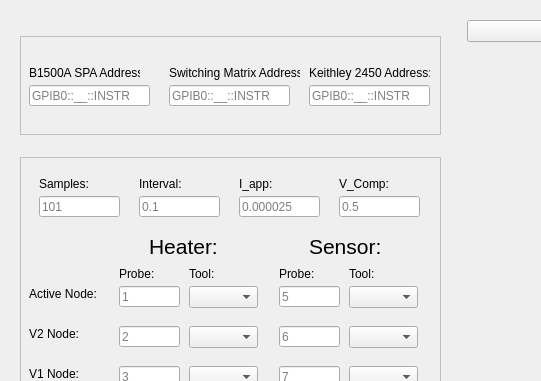
The window that DC_Sampling_GUI_8Probe_backend.ui (Alexyazdani/GUI_Testing) describes before a commit, drawn with Qt 5; both pictures show x 0 to 541 and y 0 to 381 of the 1114 by 525 pixel window.
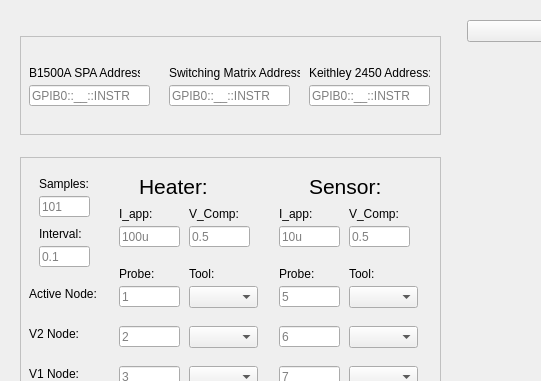
The same window after the commit.

```diff
--- a/DC_Sampling_GUI_8Probe_backend.ui
+++ b/DC_Sampling_GUI_8Probe_backend.ui
@@ -216,7 +216,7 @@
              <rect>
               <x>10</x>
               <y>30</y>
-              <width>81</width>
+              <width>51</width>
               <height>21</height>
              </rect>
             </property>
@@ -227,9 +227,9 @@
            <widget class="QLineEdit" name="interval_entry">
             <property name="geometry">
              <rect>
-              <x>110</x>
-              <y>30</y>
-              <width>81</width>
+              <x>10</x>
+              <y>80</y>
+              <width>51</width>
               <height>21</height>
              </rect>
             </property>
@@ -240,8 +240,8 @@
            <widget class="QLabel" name="label_4">
             <property name="geometry">
              <rect>
-              <x>110</x>
-              <y>10</y>
+              <x>10</x>
+              <y>60</y>
               <width>60</width>
               <height>16</height>
              </rect>
@@ -331,9 +331,9 @@
            <widget class="QLineEdit" name="V_comp_entry">
             <property name="geometry">
              <rect>
-              <x>310</x>
-              <y>30</y>
-              <width>81</width>
+              <x>160</x>
+              <y>60</y>
+              <width>61</width>
               <height>21</height>
              </rect>
             </property>
@@ -344,21 +344,21 @@
            <widget class="QLineEdit" name="i_app_entry">
             <property name="geometry">
              <rect>
-              <x>210</x>
-              <y>30</y>
-              <width>81</width>
+              <x>90</x>
+              <y>60</y>
+              <width>61</width>
               <height>21</height>
              </rect>
             </property>
             <property name="placeholderText">
-             <string>0.000025</string>
+             <string>100u</string>
             </property>
            </widget>
            <widget class="QLabel" name="label20">
             <property name="geometry">
              <rect>
-              <x>210</x>
-              <y>10</y>
+              <x>90</x>
+              <y>40</y>
               <width>60</width>
               <height>16</height>
              </rect>
@@ -370,8 +370,8 @@
            <widget class="QLabel" name="label_15">
             <property name="geometry">
              <rect>
-              <x>310</x>
-              <y>10</y>
+              <x>160</x>
+              <y>40</y>
               <width>60</width>
               <height>16</height>
              </rect>
@@ -593,8 +593,8 @@
            <widget class="QLabel" name="label_6">
             <property name="geometry">
              <rect>
-              <x>120</x>
-              <y>70</y>
+              <x>110</x>
+              <y>10</y>
               <width>91</width>
               <height>21</height>
              </rect>
@@ -612,7 +612,7 @@
             <property name="geometry">
              <rect>
               <x>280</x>
-              <y>70</y>
+              <y>10</y>
               <width>71</width>
               <height>21</height>
              </rect>
@@ -626,6 +626,58 @@
              <string>Sensor:</string>
             </property>
            </widget>
+           <widget class="QLabel" name="label_17">
+            <property name="geometry">
+             <rect>
+              <x>320</x>
+              <y>40</y>
+              <width>60</width>
+              <height>16</height>
+             </rect>
+            </property>
+            <property name="text">
+             <string>V_Comp:</string>
+            </property>
+           </widget>
+           <widget class="QLineEdit" name="V_comp_entry_sense">
+            <property name="geometry">
+             <rect>
+              <x>320</x>
+              <y>60</y>
+              <width>61</width>
+              <height>21</height>
+             </rect>
+            </property>
+            <property name="placeholderText">
+             <string>0.5</string>
+            </property>
+           </widget>
+           <widget class="QLineEdit" name="i_app_entry_sense">
+            <property name="geometry">
+             <rect>
+              <x>250</x>
+              <y>60</y>
+              <width>61</width>
+              <height>21</height>
+             </rect>
+            </property>
+            <property name="placeholderText">
+             <string>10u</string>
+            </property>
+           </widget>
+           <widget class="QLabel" name="label20_2">
+            <property name="geometry">
+             <rect>
+              <x>250</x>
+              <y>40</y>
+              <width>60</width>
+              <height>16</height>
+             </rect>
+            </property>
+            <property name="text">
+             <string>I_app:</string>
+            </property>
+           </widget>
           </widget>
          </item>
         </layout>
```
Left out of the diff: 4 changed lines with no effect on the pictures.
